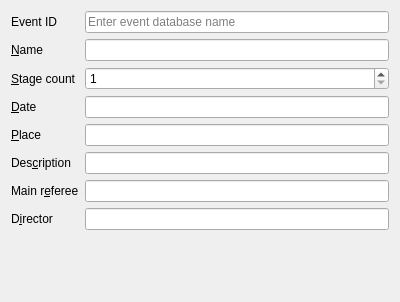
Quick-Event/quickbox, file quickevent/app/plugins/qml/Event/src/eventdialogwidget.ui: the form before one commit.
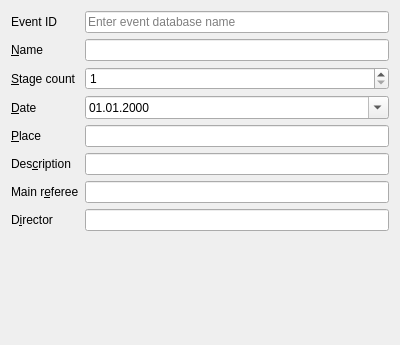
The form after the commit.

Commit message: quickbox: edit event dialog

Patch:
```diff
--- a/quickevent/app/plugins/qml/Event/src/eventdialogwidget.ui
+++ b/quickevent/app/plugins/qml/Event/src/eventdialogwidget.ui
@@ -7,7 +7,7 @@
     <x>0</x>
     <y>0</y>
     <width>400</width>
-    <height>302</height>
+    <height>345</height>
    </rect>
   </property>
   <property name="windowTitle">
@@ -94,9 +94,6 @@
      </property>
     </widget>
    </item>
-   <item row="3" column="1">
-    <widget class="QLineEdit" name="ed_date"/>
-   </item>
    <item row="4" column="1">
     <widget class="QLineEdit" name="ed_place"/>
    </item>
@@ -126,6 +123,16 @@
      </property>
     </widget>
    </item>
+   <item row="3" column="1">
+    <widget class="QDateEdit" name="ed_date">
+     <property name="displayFormat">
+      <string>dd.MM.yyyy</string>
+     </property>
+     <property name="calendarPopup">
+      <bool>true</bool>
+     </property>
+    </widget>
+   </item>
   </layout>
  </widget>
  <resources/>
```
Left out of the diff: 2 changed lines with no effect on the pictures. The commit also changes 8 other files.
